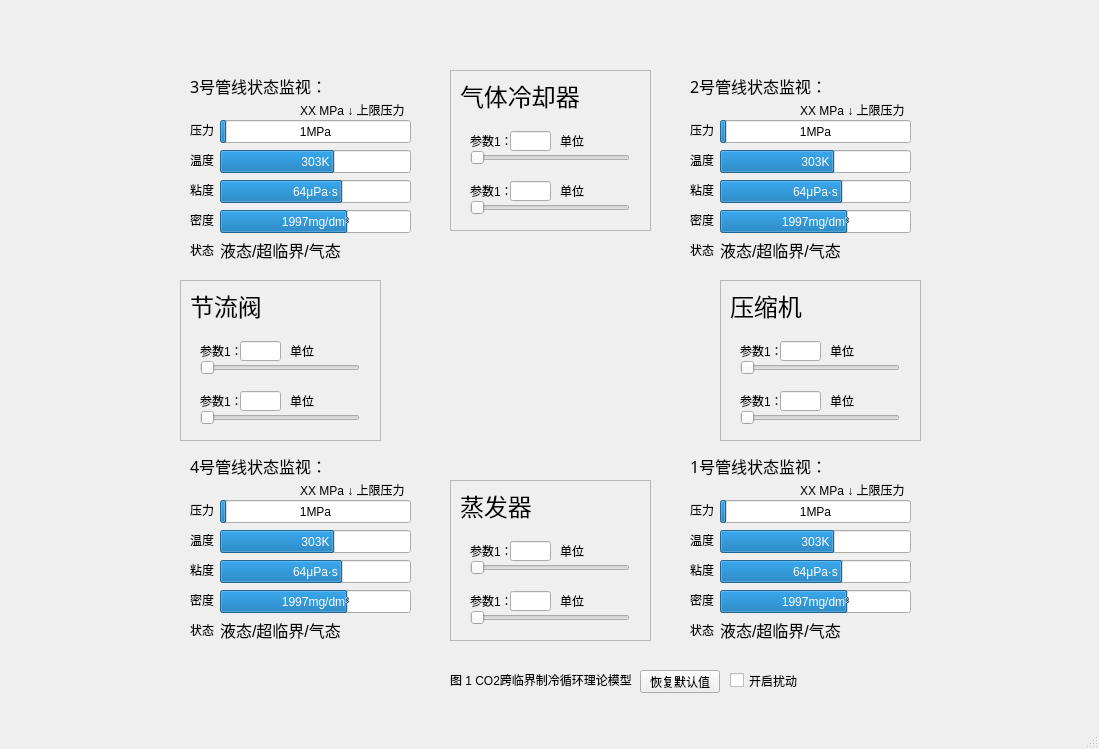
Above: mainwindow.ui from AbsoluteZero-Lightcone/CO2 before the change. Below: the same form after it.
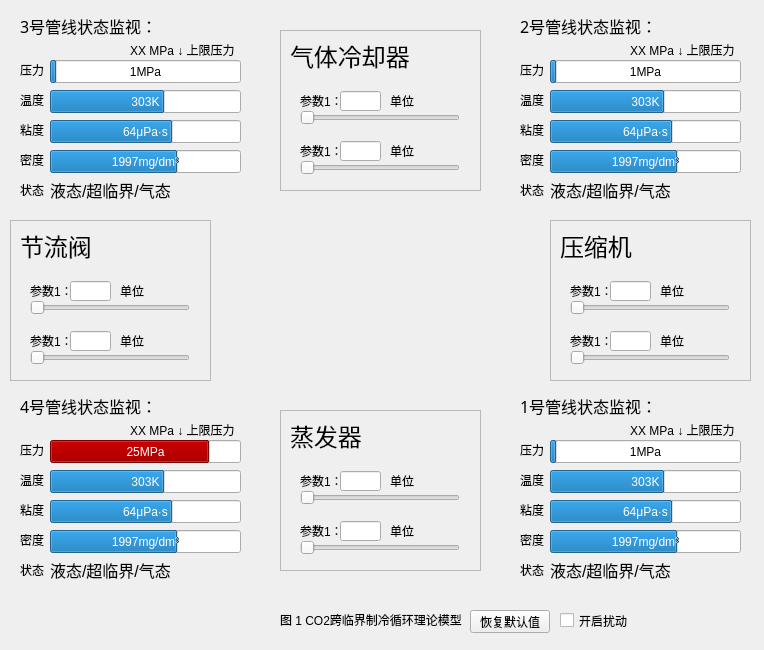
That is the form after the change. Icons and pictures are not drawn.

Commit message: GUI v2 with background block diagram

Diff of the .ui file:
```diff
--- a/mainwindow.ui
+++ b/mainwindow.ui
@@ -6,10 +6,22 @@
    <rect>
     <x>0</x>
     <y>0</y>
-    <width>1099</width>
-    <height>749</height>
+    <width>764</width>
+    <height>650</height>
    </rect>
   </property>
+  <property name="minimumSize">
+   <size>
+    <width>764</width>
+    <height>650</height>
+   </size>
+  </property>
+  <property name="maximumSize">
+   <size>
+    <width>764</width>
+    <height>650</height>
+   </size>
+  </property>
   <property name="windowTitle">
    <string>MainWindow</string>
   </property>
@@ -19,12 +31,21 @@
   <property name="autoFillBackground">
    <bool>false</bool>
   </property>
+  <property name="animated">
+   <bool>true</bool>
+  </property>
+  <property name="documentMode">
+   <bool>false</bool>
+  </property>
+  <property name="dockOptions">
+   <set>QMainWindow::AllowTabbedDocks|QMainWindow::AnimatedDocks</set>
+  </property>
   <widget class="QWidget" name="centralwidget">
    <widget class="QLabel" name="label_6">
     <property name="geometry">
      <rect>
-      <x>450</x>
-      <y>670</y>
+      <x>280</x>
+      <y>610</y>
       <width>201</width>
       <height>20</height>
      </rect>
@@ -36,8 +57,8 @@
    <widget class="QFrame" name="devide_frame">
     <property name="geometry">
      <rect>
-      <x>450</x>
-      <y>70</y>
+      <x>280</x>
+      <y>30</y>
       <width>201</width>
       <height>161</height>
      </rect>
@@ -189,8 +210,8 @@
    <widget class="QWidget" name="widget" native="true">
     <property name="geometry">
      <rect>
-      <x>680</x>
-      <y>450</y>
+      <x>510</x>
+      <y>390</y>
       <width>241</width>
       <height>201</height>
      </rect>
@@ -408,8 +429,8 @@
    <widget class="QFrame" name="devide_frame_2">
     <property name="geometry">
      <rect>
-      <x>450</x>
-      <y>480</y>
+      <x>280</x>
+      <y>410</y>
       <width>201</width>
       <height>161</height>
      </rect>
@@ -561,8 +582,8 @@
    <widget class="QFrame" name="devide_frame_3">
     <property name="geometry">
      <rect>
-      <x>180</x>
-      <y>280</y>
+      <x>10</x>
+      <y>220</y>
       <width>201</width>
       <height>161</height>
      </rect>
@@ -714,8 +735,8 @@
    <widget class="QFrame" name="devide_frame_4">
     <property name="geometry">
      <rect>
-      <x>720</x>
-      <y>280</y>
+      <x>550</x>
+      <y>220</y>
       <width>201</width>
       <height>161</height>
      </rect>
@@ -867,8 +888,8 @@
    <widget class="QPushButton" name="pushButton">
     <property name="geometry">
      <rect>
-      <x>640</x>
-      <y>670</y>
+      <x>470</x>
+      <y>610</y>
       <width>80</width>
       <height>23</height>
      </rect>
@@ -880,8 +901,8 @@
    <widget class="QWidget" name="widget_2" native="true">
     <property name="geometry">
      <rect>
-      <x>680</x>
-      <y>70</y>
+      <x>510</x>
+      <y>10</y>
       <width>241</width>
       <height>201</height>
      </rect>
@@ -1099,8 +1120,8 @@
    <widget class="QWidget" name="widget_3" native="true">
     <property name="geometry">
      <rect>
-      <x>180</x>
-      <y>450</y>
+      <x>10</x>
+      <y>390</y>
       <width>241</width>
       <height>201</height>
      </rect>
@@ -1128,13 +1149,13 @@
       </rect>
      </property>
      <property name="styleSheet">
-      <string notr="true"/>
+      <string notr="true">selection-background-color: rgb(170, 0, 0);</string>
      </property>
      <property name="maximum">
       <number>30</number>
      </property>
      <property name="value">
-      <number>1</number>
+      <number>25</number>
      </property>
      <property name="format">
       <string>%vMPa</string>
@@ -1318,8 +1339,8 @@
    <widget class="QWidget" name="widget_4" native="true">
     <property name="geometry">
      <rect>
-      <x>180</x>
-      <y>70</y>
+      <x>10</x>
+      <y>10</y>
       <width>241</width>
       <height>201</height>
      </rect>
@@ -1537,8 +1558,8 @@
    <widget class="QCheckBox" name="checkBox">
     <property name="geometry">
      <rect>
-      <x>730</x>
-      <y>670</y>
+      <x>560</x>
+      <y>610</y>
       <width>82</width>
       <height>21</height>
      </rect>
@@ -1547,18 +1568,35 @@
      <string>开启扰动</string>
     </property>
    </widget>
+   <widget class="QLabel" name="label_5">
+    <property name="geometry">
+     <rect>
+      <x>190</x>
+      <y>170</y>
+      <width>371</width>
+      <height>251</height>
+     </rect>
+    </property>
+    <property name="styleSheet">
+     <string notr="true">border-image: url(:/background.png);</string>
+    </property>
+    <property name="text">
+     <string/>
+    </property>
+   </widget>
+   <zorder>label_5</zorder>
+   <zorder>label_6</zorder>
+   <zorder>devide_frame</zorder>
+   <zorder>widget</zorder>
+   <zorder>devide_frame_2</zorder>
+   <zorder>devide_frame_3</zorder>
+   <zorder>devide_frame_4</zorder>
+   <zorder>pushButton</zorder>
+   <zorder>widget_2</zorder>
+   <zorder>widget_3</zorder>
+   <zorder>widget_4</zorder>
+   <zorder>checkBox</zorder>
   </widget>
-  <widget class="QMenuBar" name="menubar">
-   <property name="geometry">
-    <rect>
-     <x>0</x>
-     <y>0</y>
-     <width>1099</width>
-     <height>20</height>
-    </rect>
-   </property>
-  </widget>
-  <widget class="QStatusBar" name="statusbar"/>
  </widget>
  <resources/>
  <connections/>
```
The commit also changes 35 other files.
